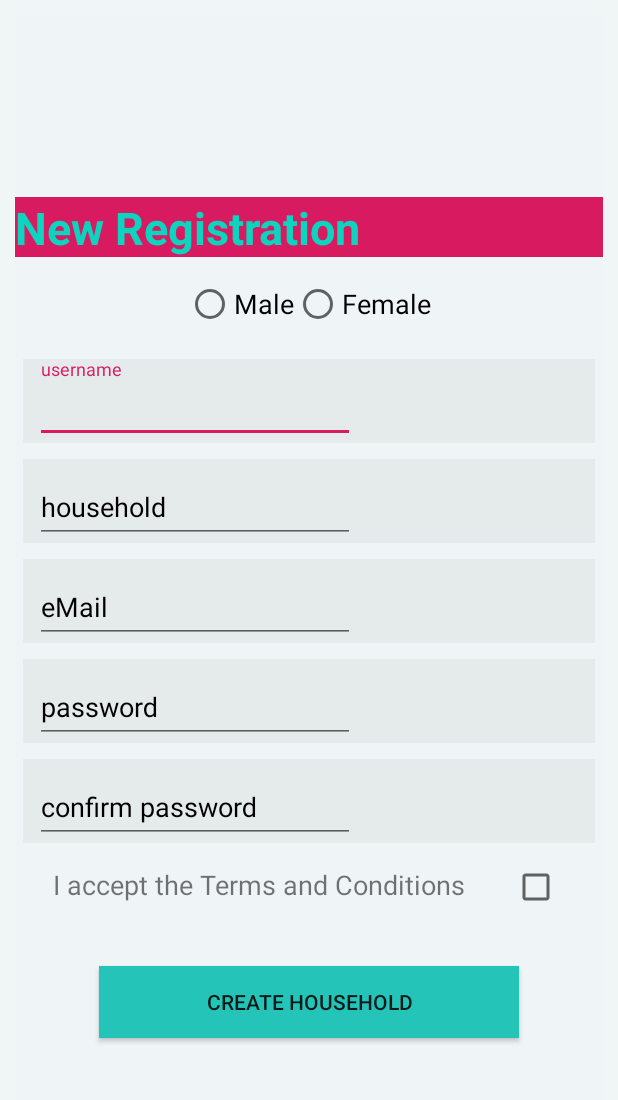
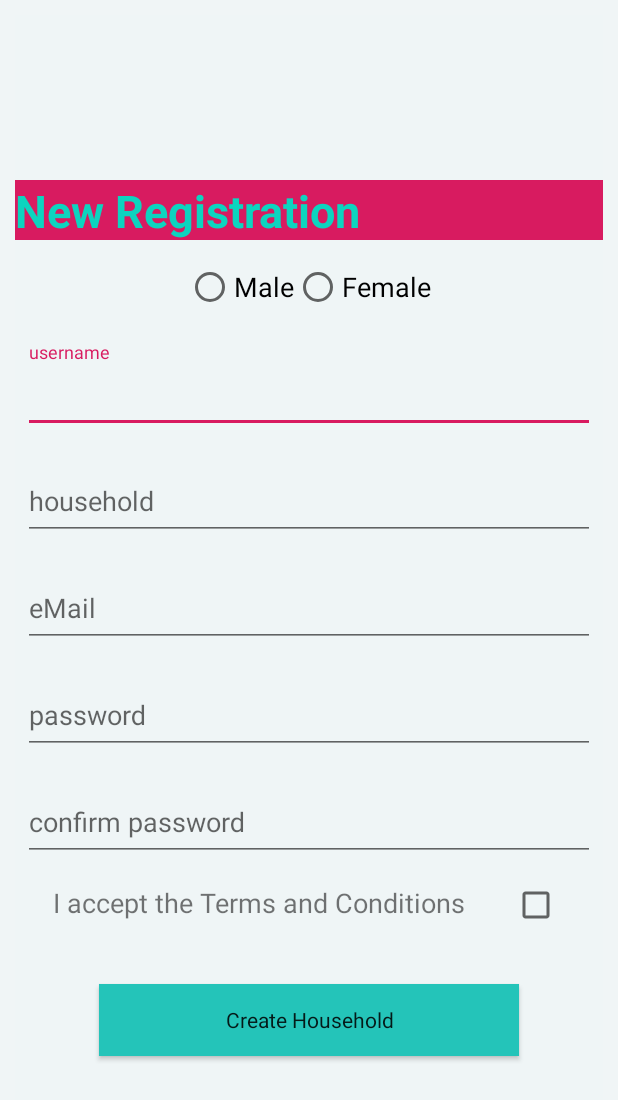
Before and after one commit to P-Weller/OYP, an Android app: the layout activity_registration.xml on its own in the app's theme, with its tools: preview values and no code run, on a phone screen of 412 x 824 dp. Shown: the top 1100 px of the screen. Run offline under Robolectric (Android 15) with nearby library versions, the phone set to English and light mode, and no system bars.

Commit message:
Style XMLs erstellt

```diff
--- a/app/build.gradle
+++ b/app/build.gradle
@@ -4,7 +4,7 @@ android {
     compileSdkVersion 28
     defaultConfig {
         applicationId "com.example.oyp"
-        minSdkVersion 15
+        minSdkVersion 28
         targetSdkVersion 28
         versionCode 1
         versionName "1.0"
@@ -20,6 +20,8 @@ android {
         sourceCompatibility JavaVersion.VERSION_1_8
         targetCompatibility JavaVersion.VERSION_1_8
     }
+    productFlavors {
+    }
 }
 
 dependencies {
--- a/app/src/main/res/layout/activity_login.xml
+++ b/app/src/main/res/layout/activity_login.xml
@@ -21,6 +21,7 @@
             android:layout_width="match_parent"
             android:layout_height="40dp"
             android:background="@color/colorAccent"
+            android:fontFamily="monospace"
             android:gravity="start"
             android:text="@string/login"
             android:textAlignment="textStart"
@@ -34,35 +35,33 @@
         <android.support.design.widget.TextInputLayout
             android:layout_width="match_parent"
             android:layout_height="wrap_content"
-            android:layout_margin="5dp"
-            android:background="#1e9c9b9b"
-            android:textColorHint="#000000"
-            tools:ignore="MissingConstraints">
+            style="@style/EditText">
 
             <EditText
                 android:id="@+id/mNameEditText"
                 android:layout_width="match_parent"
-                android:layout_height="wrap_content"
+                android:layout_height="50dp"
+                android:layout_marginTop="10dp"
                 android:autofillHints=""
                 android:ems="10"
                 android:hint="@string/household_name"
                 android:inputType="textEmailAddress"
-                android:singleLine="true"
                 tools:ignore="MissingConstraints"
                 tools:targetApi="o" />
+
         </android.support.design.widget.TextInputLayout>
+
 
         <android.support.design.widget.TextInputLayout
             android:layout_width="match_parent"
             android:layout_height="wrap_content"
-            android:layout_margin="5dp"
-            android:background="#1e9c9b9b"
-            android:textColorHint="#000000">
+            style="@style/EditText">
 
             <EditText
                 android:id="@+id/passwordEditText"
+
                 android:layout_width="match_parent"
-                android:layout_height="wrap_content"
+                android:layout_height="50dp"
                 android:autofillHints=""
                 android:ems="10"
                 android:hint="@string/passwordlogin"
@@ -73,13 +72,17 @@
 
         <Button
             android:id="@+id/logIn2Btn"
+            style="@style/ButtonTheme"
             android:layout_width="match_parent"
             android:layout_height="wrap_content"
             android:layout_marginTop="30dp"
-            android:background="#24c4b9"
+            android:clickable="true"
             android:text="@string/log_in"
+            android:textColor="@color/default_Button_Text"
+            android:textSize="18sp"
             tools:ignore="MissingConstraints"
             tools:layout_editor_absoluteX="161dp"
             tools:layout_editor_absoluteY="387dp" />
+
     </LinearLayout>
 </LinearLayout>
--- a/app/src/main/res/layout/activity_registration.xml
+++ b/app/src/main/res/layout/activity_registration.xml
@@ -65,25 +65,16 @@
             android:layout_width="match_parent"
             android:layout_height="wrap_content"
             android:layout_margin="5dp"
-            android:background="#1e9c9b9b"
-            android:textColorHint="#000000">
+            style="@style/EditText">
 
             <EditText
                 android:id="@+id/uNameEditText"
-                android:layout_width="wrap_content"
-                android:layout_height="wrap_content"
-                android:layout_marginStart="8dp"
-                android:layout_marginLeft="8dp"
-                android:layout_marginTop="72dp"
-                android:layout_marginEnd="8dp"
-                android:layout_marginRight="8dp"
+                android:layout_width="match_parent"
+                android:layout_height="50dp"
                 android:autofillHints=""
                 android:ems="10"
                 android:hint="@string/username"
                 android:inputType="textPersonName"
-                app:layout_constraintEnd_toEndOf="parent"
-                app:layout_constraintStart_toStartOf="parent"
-                app:layout_constraintTop_toBottomOf="@+id/registrationTextView"
                 tools:targetApi="o" />
 
 
@@ -94,25 +85,16 @@
             android:layout_width="match_parent"
             android:layout_height="wrap_content"
             android:layout_margin="5dp"
-            android:background="#1e9c9b9b"
-            android:textColorHint="#000000">
+            style="@style/EditText">
 
             <EditText
                 android:id="@+id/mName2EditText"
-                android:layout_width="wrap_content"
-                android:layout_height="wrap_content"
-                android:layout_marginStart="8dp"
-                android:layout_marginLeft="8dp"
-                android:layout_marginTop="8dp"
-                android:layout_marginEnd="8dp"
-                android:layout_marginRight="8dp"
+                android:layout_width="match_parent"
+                android:layout_height="50dp"
                 android:autofillHints=""
                 android:ems="10"
                 android:hint="@string/household"
                 android:inputType="textPersonName"
-                app:layout_constraintEnd_toEndOf="parent"
-                app:layout_constraintStart_toStartOf="parent"
-                app:layout_constraintTop_toBottomOf="@+id/uNameEditText"
                 tools:targetApi="o" />
 
 
@@ -123,25 +105,16 @@
             android:layout_width="match_parent"
             android:layout_height="wrap_content"
             android:layout_margin="5dp"
-            android:background="#1e9c9b9b"
-            android:textColorHint="#000000">
+            style="@style/EditText">
 
             <EditText
                 android:id="@+id/eMailEditText"
-                android:layout_width="wrap_content"
-                android:layout_height="wrap_content"
-                android:layout_marginStart="8dp"
-                android:layout_marginLeft="8dp"
-                android:layout_marginTop="8dp"
-                android:layout_marginEnd="8dp"
-                android:layout_marginRight="8dp"
+                android:layout_width="match_parent"
+                android:layout_height="50dp"
                 android:autofillHints=""
                 android:ems="10"
                 android:hint="@string/email"
                 android:inputType="textEmailAddress"
-                app:layout_constraintEnd_toEndOf="parent"
-                app:layout_constraintStart_toStartOf="parent"
-                app:layout_constraintTop_toBottomOf="@+id/mName2EditText"
                 tools:targetApi="o" />
 
 
@@ -151,25 +124,16 @@
             android:layout_width="match_parent"
             android:layout_height="wrap_content"
             android:layout_margin="5dp"
-            android:background="#1e9c9b9b"
-            android:textColorHint="#000000">
+            style="@style/EditText">
 
             <EditText
                 android:id="@+id/password2EditText"
-                android:layout_width="wrap_content"
-                android:layout_height="wrap_content"
-                android:layout_marginStart="8dp"
-                android:layout_marginLeft="8dp"
-                android:layout_marginTop="8dp"
-                android:layout_marginEnd="8dp"
-                android:layout_marginRight="8dp"
+                android:layout_width="match_parent"
+                android:layout_height="50dp"
                 android:autofillHints=""
                 android:ems="10"
                 android:hint="@string/password"
                 android:inputType="textPassword"
-                app:layout_constraintEnd_toEndOf="parent"
-                app:layout_constraintStart_toStartOf="parent"
-                app:layout_constraintTop_toBottomOf="@+id/eMailEditText"
                 tools:targetApi="o" />
 
         </android.support.design.widget.TextInputLayout>
@@ -178,25 +142,16 @@
             android:layout_width="match_parent"
             android:layout_height="wrap_content"
             android:layout_margin="5dp"
-            android:background="#1e9c9b9b"
-            android:textColorHint="#000000">
+            style="@style/EditText">
 
             <EditText
                 android:id="@+id/password3EditText"
-                android:layout_width="wrap_content"
-                android:layout_height="wrap_content"
-                android:layout_marginStart="8dp"
-                android:layout_marginLeft="8dp"
-                android:layout_marginTop="8dp"
-                android:layout_marginEnd="8dp"
-                android:layout_marginRight="8dp"
+                android:layout_width="match_parent"
+                android:layout_height="50dp"
                 android:autofillHints=""
                 android:ems="10"
                 android:hint="@string/confirm_password"
                 android:inputType="textPassword"
-                app:layout_constraintEnd_toEndOf="parent"
-                app:layout_constraintStart_toStartOf="parent"
-                app:layout_constraintTop_toBottomOf="@+id/password2EditText"
                 tools:targetApi="o" />
 
         </android.support.design.widget.TextInputLayout>
@@ -238,13 +193,10 @@
 
         <Button
             android:id="@+id/createAccountBtn"
+            style="@style/ButtonTheme"
             android:layout_width="280dp"
             android:layout_height="wrap_content"
-            android:layout_marginStart="8dp"
-            android:layout_marginLeft="8dp"
             android:layout_marginTop="35dp"
-            android:layout_marginEnd="8dp"
-            android:layout_marginRight="8dp"
             android:background="#24c4b9"
             android:text="@string/create_household"
             app:layout_constraintEnd_toEndOf="parent"
--- a/app/src/main/res/values/colors.xml
+++ b/app/src/main/res/values/colors.xml
@@ -4,4 +4,10 @@
     <color name="colorPrimaryDark">#00574B</color>
     <color name="colorAccent">#D81B60</color>
     <color name="background1">#E5F0F5F7</color>
+    <color name="default_Button_Background">#11C2DE</color>
+    <color name="default_white">#FFFFFF</color>
+    <color name="default_Button_Text">#3B4142</color>
+    <color name="default_EditText_Background">#1E9C9B9B</color>
+    <color name="default_black">#000000</color>
+    <color name="default_Hint_Color">#ABA8A8</color>
 </resources>
--- a/build.gradle
+++ b/build.gradle
@@ -7,7 +7,7 @@ buildscript {
 
     }
     dependencies {
-        classpath 'com.android.tools.build:gradle:3.3.1'
+        classpath 'com.android.tools.build:gradle:3.3.2'
 
         // NOTE: Do not place your application dependencies here; they belong
         // in the individual module build.gradle files
```
Also changed, not shown: app/src/main/res/values/styles.xml (+8 -0 lines).
